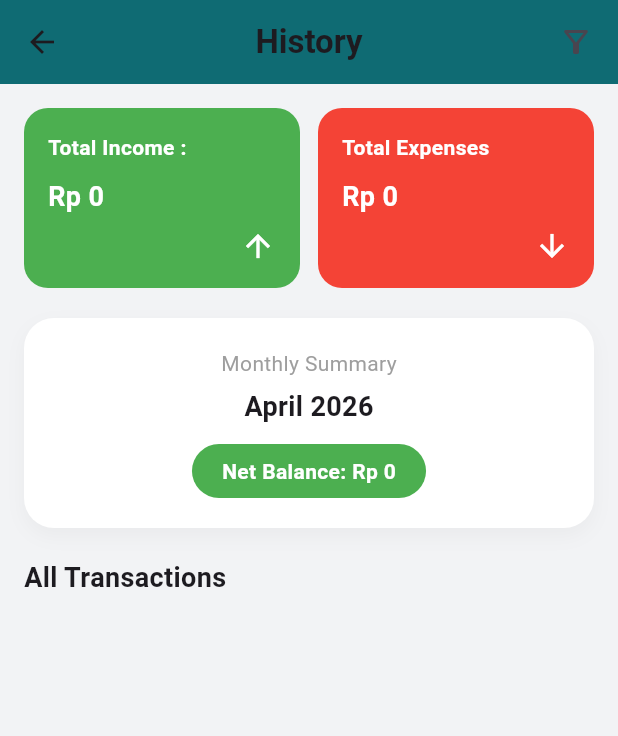
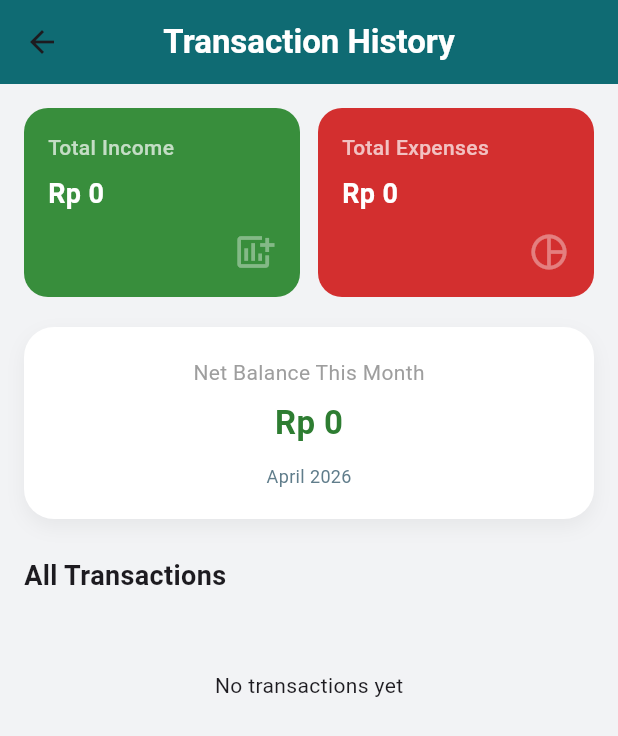
Before and after one commit to zaimar4/spendly, a Flutter app: the HistoryPage screen opened directly, on a phone screen of 412 x 824 dp. Shown: the top 736 px of the screen. Run offline on Flutter 3.47's test engine with Material 3 defaults, Android fonts, the phone set to English and light mode, and no system bars; our stand-ins replace fl_chart, flutter_speed_dial, supabase_flutter; accounts and stored records are empty.

Commit message:
Fix Fitur AddBalance

```diff
--- a/lib/pages/riwayat.dart
+++ b/lib/pages/riwayat.dart
@@ -14,6 +14,7 @@ class _HistoryPageState extends State<HistoryPage> {
   final ExpenseService service = ExpenseService();
 
   List<Expense> expenses = [];
+  List<Map<String, dynamic>> incomes = [];
   bool isLoading = true;
 
   final rupiah = NumberFormat.currency(
@@ -29,22 +30,33 @@ class _HistoryPageState extends State<HistoryPage> {
   }
 
   Future<void> fetchData() async {
-    final data = await service.getExpenses();
+    setState(() => isLoading = true);
+    try {
+      // Mengambil data Expense dan Income secara paralel
+      final results = await Future.wait([
+        service.getExpenses(),
+        service.getIncomes(),
+      ]);
+
       setState(() {
-      expenses = data;
+        expenses = results[0] as List<Expense>;
+        incomes = results[1] as List<Map<String, dynamic>>;
         isLoading = false;
       });
+    } catch (e) {
+      debugPrint("Error fetchData: $e");
+      setState(() => isLoading = false);
+    }
   }
 
+  // LOGIKA PERHITUNGAN
+  double get totalIncome =>
+      incomes.fold(0, (sum, item) => sum + (item['nilai'] ?? 0).toDouble());
 
   double get totalExpense =>
       expenses.fold(0, (sum, item) => sum + item.harga);
 
-  double get totalIncome => 0;
-
   double get netBalance => totalIncome - totalExpense;
-
-
 
   Color getCategoryColor(String kategori) {
     switch (kategori) {
@@ -53,12 +65,11 @@ class _HistoryPageState extends State<HistoryPage> {
       case "Secondary":
         return const Color(0xFF66BB6A);
       case "Lifestyle":
-        return const Color(0xFFA5D6A7);
+        return const Color(0xFF1B5E20);
       default:
-        return Colors.grey;
+        return Colors.blueGrey;
     }
   }
-
 
   @override
   Widget build(BuildContext context) {
@@ -69,30 +80,24 @@ class _HistoryPageState extends State<HistoryPage> {
         elevation: 0,
         centerTitle: true,
         title: const Text(
-          "History",
-          style: TextStyle(fontWeight: FontWeight.bold),
+          "Transaction History",
+          style: TextStyle(fontWeight: FontWeight.bold, color: Colors.white),
         ),
-        actions: const [
-          Padding(
-            padding: EdgeInsets.only(right: 16),
-            child: Icon(Icons.filter_alt_outlined),
-          )
-        ],
       ),
       body: isLoading
           ? const Center(child: CircularProgressIndicator())
           : ListView(
               padding: const EdgeInsets.all(16),
               children: [
-
+                // RINGKASAN ATAS
                 Row(
                   children: [
                     Expanded(
                       child: _summaryCard(
-                        title: "Total Income :",
+                        title: "Total Income",
                         amount: totalIncome,
-                        color: Colors.green,
-                        icon: Icons.arrow_upward,
+                        color: Colors.green.shade700,
+                        icon: Icons.add_chart,
                       ),
                     ),
                     const SizedBox(width: 12),
@@ -100,39 +105,29 @@ class _HistoryPageState extends State<HistoryPage> {
                       child: _summaryCard(
                         title: "Total Expenses",
                         amount: totalExpense,
-                        color: Colors.red,
-                        icon: Icons.arrow_downward,
+                        color: Colors.red.shade700,
+                        icon: Icons.pie_chart_outline,
                       ),
                     ),
                   ],
                 ),
 
                 const SizedBox(height: 20),
-
-                // =============================
-                // MONTHLY SUMMARY
-                // =============================
                 _monthlySummaryCard(),
-
-                const SizedBox(height: 20),
+                const SizedBox(height: 25),
 
                 const Text(
                   "All Transactions",
-                  style:
-                      TextStyle(fontSize: 18, fontWeight: FontWeight.bold),
+                  style: TextStyle(fontSize: 18, fontWeight: FontWeight.bold),
                 ),
-
                 const SizedBox(height: 10),
 
+                // DAFTAR TRANSAKSI GABUNGAN
                 ..._groupedTransactions(),
               ],
             ),
     );
   }
-
-  // =============================
-  // SUMMARY CARD
-  // =============================
 
   Widget _summaryCard({
     required String title,
@@ -151,28 +146,26 @@ class _HistoryPageState extends State<HistoryPage> {
         children: [
           Text(title,
               style: const TextStyle(
-                  color: Colors.white, fontWeight: FontWeight.bold)),
-          const SizedBox(height: 10),
-          Text(
+                  color: Colors.white70, fontWeight: FontWeight.w500)),
+          const SizedBox(height: 8),
+          FittedBox(
+            child: Text(
               rupiah.format(amount),
               style: const TextStyle(
                   color: Colors.white,
                   fontSize: 18,
                   fontWeight: FontWeight.bold),
             ),
-          const SizedBox(height: 8),
+          ),
+          const SizedBox(height: 12),
           Align(
             alignment: Alignment.centerRight,
-            child: Icon(icon, color: Colors.white),
+            child: Icon(icon, color: Colors.white38, size: 28),
           )
         ],
       ),
     );
   }
-
-  // =============================
-  // MONTHLY SUMMARY CARD
-  // =============================
 
   Widget _monthlySummaryCard() {
     return Container(
@@ -182,7 +175,7 @@ class _HistoryPageState extends State<HistoryPage> {
         borderRadius: BorderRadius.circular(20),
         boxShadow: [
           BoxShadow(
-            color: Colors.grey.withOpacity(0.1),
+            color: Colors.black.withOpacity(0.05),
             blurRadius: 10,
             offset: const Offset(0, 5),
           )
@@ -190,88 +183,85 @@ class _HistoryPageState extends State<HistoryPage> {
       ),
       child: Column(
         children: [
-          const Text(
-            "Monthly Summary",
-            style: TextStyle(color: Colors.grey),
+          const Text("Net Balance This Month",
+              style: TextStyle(color: Colors.grey)),
+          const SizedBox(height: 8),
+          Text(
+            rupiah.format(netBalance),
+            style: TextStyle(
+                fontSize: 22,
+                fontWeight: FontWeight.bold,
+                color: netBalance >= 0 ? Colors.green.shade800 : Colors.red.shade800),
           ),
-          const SizedBox(height: 6),
+          const SizedBox(height: 12),
           Text(
             DateFormat('MMMM yyyy').format(DateTime.now()),
-            style:
-                const TextStyle(fontSize: 18, fontWeight: FontWeight.bold),
+            style: const TextStyle(color: Colors.blueGrey, fontSize: 12),
           ),
-          const SizedBox(height: 12),
-          Container(
-            padding:
-                const EdgeInsets.symmetric(horizontal: 20, vertical: 8),
-            decoration: BoxDecoration(
-              color: Colors.green,
-              borderRadius: BorderRadius.circular(20),
-            ),
-            child: Text(
-              "Net Balance: ${rupiah.format(netBalance)}",
-              style: const TextStyle(
-                  color: Colors.white,
-                  fontWeight: FontWeight.bold),
-            ),
-          )
         ],
       ),
     );
   }
 
-  // =============================
-  // GROUPED TRANSACTIONS
-  // =============================
+  List<Widget> _groupedTransactions() {
+    // 1. Gabungkan
+    List<dynamic> allData = [];
+    allData.addAll(expenses);
+    allData.addAll(incomes);
 
-  List<Widget> _groupedTransactions() {
-    Map<String, List<Expense>> grouped = {};
+    // 2. Sort Tanggal
+    allData.sort((a, b) {
+      DateTime dtA = (a is Expense) ? a.tanggal : DateTime.parse(a['created_at']);
+      DateTime dtB = (b is Expense) ? b.tanggal : DateTime.parse(b['created_at']);
+      return dtB.compareTo(dtA);
+    });
 
-    for (var item in expenses) {
-      String dateKey =
-          DateFormat('dd MMM yyyy').format(item.tanggal);
-
-      grouped.putIfAbsent(dateKey, () => []);
-      grouped[dateKey]!.add(item);
+    Map<String, List<dynamic>> grouped = {};
+    for (var item in allData) {
+      DateTime dt = (item is Expense) ? item.tanggal : DateTime.parse(item['created_at']);
+      String key = DateFormat('dd MMMM yyyy').format(dt);
+      grouped.putIfAbsent(key, () => []);
+      grouped[key]!.add(item);
     }
 
     List<Widget> widgets = [];
-
     grouped.forEach((date, items) {
       widgets.add(
         Padding(
-          padding: const EdgeInsets.only(top: 16),
-          child: Text(
-            date,
-            style: const TextStyle(
-                fontWeight: FontWeight.bold, fontSize: 16),
-          ),
+          padding: const EdgeInsets.only(top: 15, bottom: 8, left: 4),
+          child: Text(date, style: const TextStyle(fontWeight: FontWeight.bold, color: Colors.grey)),
         ),
       );
 
       for (var item in items) {
+        bool isExpense = item is Expense;
+        String title = isExpense ? item.nama : "Top Up Balance";
+        double val = isExpense ? item.harga : (item['nilai'] ?? 0).toDouble();
+        String category = isExpense ? item.kategori : "Income";
+        String hour = DateFormat('HH:mm').format(isExpense ? item.tanggal : DateTime.parse(item['created_at']));
+
         widgets.add(
           Card(
-            shape: RoundedRectangleBorder(
-                borderRadius: BorderRadius.circular(15)),
+            elevation: 0,
+            margin: const EdgeInsets.symmetric(vertical: 4),
+            shape: RoundedRectangleBorder(borderRadius: BorderRadius.circular(12)),
             child: ListTile(
               leading: CircleAvatar(
-                backgroundColor:
-                    getCategoryColor(item.kategori),
-                child: Text(
-                  item.kategori[0],
-                  style:
-                      const TextStyle(color: Colors.white),
+                backgroundColor: isExpense ? getCategoryColor(category).withOpacity(0.2) : Colors.green.withOpacity(0.2),
+                child: Icon(
+                  isExpense ? Icons.shopping_bag_outlined : Icons.account_balance_wallet_outlined,
+                  color: isExpense ? getCategoryColor(category) : Colors.green.shade700,
                 ),
               ),
-              title: Text(item.nama),
-              subtitle: Text(
-                  DateFormat('HH:mm').format(item.tanggal)),
+              title: Text(title, style: const TextStyle(fontWeight: FontWeight.w600)),
+              subtitle: Text(hour, style: const TextStyle(fontSize: 12)),
               trailing: Text(
-                "- ${rupiah.format(item.harga)}",
-                style: const TextStyle(
-                    color: Colors.red,
-                    fontWeight: FontWeight.bold),
+                isExpense ? "- ${rupiah.format(val)}" : "+ ${rupiah.format(val)}",
+                style: TextStyle(
+                  color: isExpense ? Colors.red.shade700 : Colors.green.shade700,
+                  fontWeight: FontWeight.bold,
+                  fontSize: 15,
+                ),
               ),
             ),
           ),
@@ -279,6 +269,13 @@ class _HistoryPageState extends State<HistoryPage> {
       }
     });
 
+    if (allData.isEmpty) {
+      widgets.add(const Center(child: Padding(
+        padding: EdgeInsets.all(40.0),
+        child: Text("No transactions yet"),
+      )));
+    }
+
     return widgets;
   }
 }
```
Also changed, not shown: lib/pages/home.dart (+15 -17 lines), lib/service/expense_service.dart (+24 -6 lines). Lines whose indentation alone changed are shown as unchanged.
